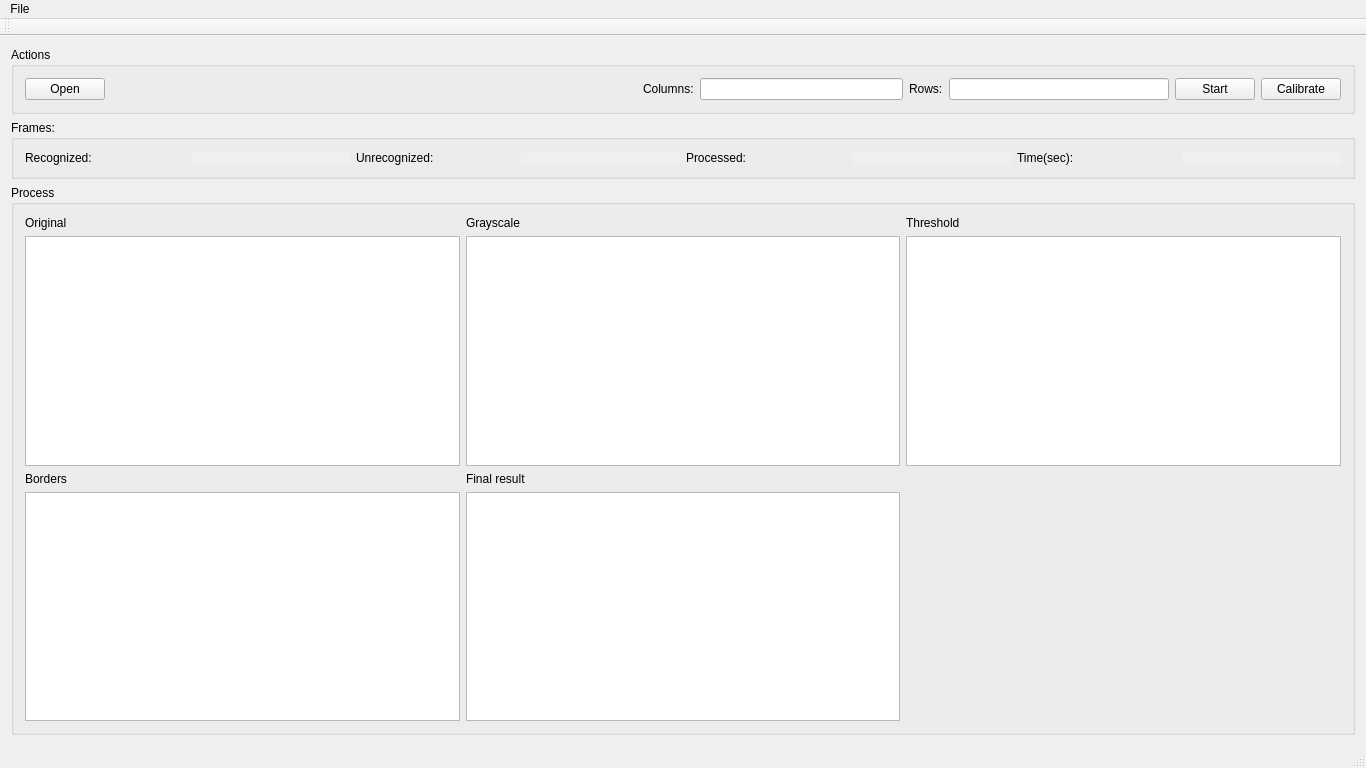
This is CalibracionQt/mainwindow.ui in joshjo/computer-vision as Qt 5 draws it before an edit. The edited form follows.
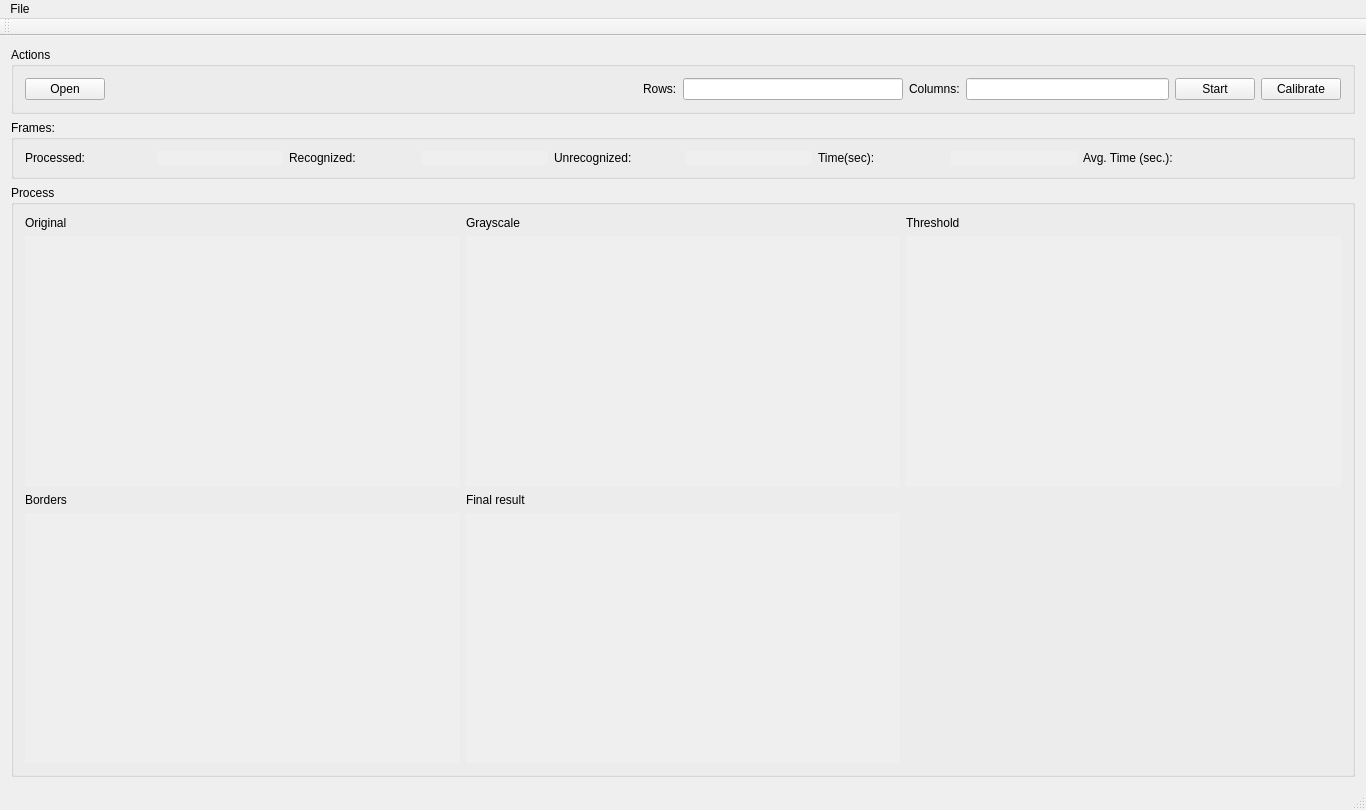
This is the edited form.

Commit message: Change Graphics to QLabel to show images

The edit to the form file:
```diff
--- a/CalibracionQt/mainwindow.ui
+++ b/CalibracionQt/mainwindow.ui
@@ -7,7 +7,7 @@
     <x>0</x>
     <y>0</y>
     <width>1366</width>
-    <height>768</height>
+    <height>810</height>
    </rect>
   </property>
   <property name="windowTitle">
@@ -17,6 +17,12 @@
    <layout class="QVBoxLayout" name="verticalLayout_9">
     <item>
      <widget class="QGroupBox" name="groupBox_2">
+      <property name="sizePolicy">
+       <sizepolicy hsizetype="Preferred" vsizetype="Fixed">
+        <horstretch>0</horstretch>
+        <verstretch>0</verstretch>
+       </sizepolicy>
+      </property>
       <property name="title">
        <string>Actions</string>
       </property>
@@ -58,20 +64,6 @@
           <layout class="QHBoxLayout" name="horizontalLayout_14">
            <item>
             <layout class="QHBoxLayout" name="horizontalLayout_8">
-             <item>
-              <layout class="QFormLayout" name="formLayout">
-               <item row="0" column="0">
-                <widget class="QLabel" name="label_14">
-                 <property name="text">
-                  <string>Columns:</string>
-                 </property>
-                </widget>
-               </item>
-               <item row="0" column="1">
-                <widget class="QLineEdit" name="txtColumnas"/>
-               </item>
-              </layout>
-             </item>
              <item>
               <layout class="QFormLayout" name="formLayout_2">
                <item row="0" column="0">
@@ -86,6 +78,20 @@
                </item>
               </layout>
              </item>
+             <item>
+              <layout class="QFormLayout" name="formLayout">
+               <item row="0" column="1">
+                <widget class="QLineEdit" name="txtColumnas"/>
+               </item>
+               <item row="0" column="0">
+                <widget class="QLabel" name="label_14">
+                 <property name="text">
+                  <string>Columns:</string>
+                 </property>
+                </widget>
+               </item>
+              </layout>
+             </item>
              <item>
               <layout class="QHBoxLayout" name="horizontalLayout_12">
                <item>
@@ -119,12 +125,39 @@
     </item>
     <item>
      <widget class="QGroupBox" name="groupBox">
+      <property name="sizePolicy">
+       <sizepolicy hsizetype="Preferred" vsizetype="Fixed">
+        <horstretch>0</horstretch>
+        <verstretch>0</verstretch>
+       </sizepolicy>
+      </property>
       <property name="title">
        <string>Frames:</string>
       </property>
       <layout class="QHBoxLayout" name="horizontalLayout_7">
        <item>
         <layout class="QHBoxLayout" name="horizontalLayout">
+         <item>
+          <layout class="QHBoxLayout" name="horizontalLayout_4">
+           <item>
+            <widget class="QLabel" name="label_11">
+             <property name="text">
+              <string>Processed:</string>
+             </property>
+            </widget>
+           </item>
+           <item>
+            <widget class="QLabel" name="lblNumTotal">
+             <property name="autoFillBackground">
+              <bool>true</bool>
+             </property>
+             <property name="text">
+              <string/>
+             </property>
+            </widget>
+           </item>
+          </layout>
+         </item>
          <item>
           <layout class="QHBoxLayout" name="horizontalLayout_6">
            <item>
@@ -167,27 +200,6 @@
            </item>
           </layout>
          </item>
-         <item>
-          <layout class="QHBoxLayout" name="horizontalLayout_4">
-           <item>
-            <widget class="QLabel" name="label_11">
-             <property name="text">
-              <string>Processed:</string>
-             </property>
-            </widget>
-           </item>
-           <item>
-            <widget class="QLabel" name="lblNumTotal">
-             <property name="autoFillBackground">
-              <bool>true</bool>
-             </property>
-             <property name="text">
-              <string/>
-             </property>
-            </widget>
-           </item>
-          </layout>
-         </item>
          <item>
           <layout class="QHBoxLayout" name="horizontalLayout_5">
            <item>
@@ -209,6 +221,24 @@
            </item>
           </layout>
          </item>
+         <item>
+          <layout class="QHBoxLayout" name="horizontalLayout_2">
+           <item>
+            <widget class="QLabel" name="label_5">
+             <property name="text">
+              <string>Avg. Time (sec.): </string>
+             </property>
+            </widget>
+           </item>
+           <item>
+            <widget class="QLabel" name="lblAvgTime">
+             <property name="text">
+              <string/>
+             </property>
+            </widget>
+           </item>
+          </layout>
+         </item>
         </layout>
        </item>
       </layout>
@@ -222,45 +252,30 @@
       <layout class="QHBoxLayout" name="horizontalLayout_13">
        <item>
         <layout class="QGridLayout" name="gridLayout_2">
-         <item row="0" column="0">
-          <layout class="QVBoxLayout" name="verticalLayout_4">
-           <item>
-            <widget class="QLabel" name="label">
-             <property name="text">
-              <string>Original</string>
-             </property>
-            </widget>
-           </item>
-           <item>
-            <widget class="QGraphicsView" name="gvOriginal"/>
-           </item>
-          </layout>
-         </item>
-         <item row="0" column="2">
-          <layout class="QVBoxLayout" name="verticalLayout_6">
-           <item>
-            <widget class="QLabel" name="label_3">
-             <property name="text">
-              <string>Threshold</string>
-             </property>
-            </widget>
-           </item>
-           <item>
-            <widget class="QGraphicsView" name="gvUmbral"/>
-           </item>
-          </layout>
-         </item>
          <item row="0" column="1">
           <layout class="QVBoxLayout" name="verticalLayout_5">
            <item>
             <widget class="QLabel" name="label_2">
+             <property name="sizePolicy">
+              <sizepolicy hsizetype="Fixed" vsizetype="Fixed">
+               <horstretch>0</horstretch>
+               <verstretch>0</verstretch>
+              </sizepolicy>
+             </property>
              <property name="text">
               <string>Grayscale</string>
              </property>
             </widget>
            </item>
            <item>
-            <widget class="QGraphicsView" name="gvGrayScale"/>
+            <widget class="QLabel" name="lblGrayScale">
+             <property name="autoFillBackground">
+              <bool>true</bool>
+             </property>
+             <property name="text">
+              <string/>
+             </property>
+            </widget>
            </item>
           </layout>
          </item>
@@ -268,13 +283,26 @@
           <layout class="QVBoxLayout" name="verticalLayout_7">
            <item>
             <widget class="QLabel" name="label_4">
+             <property name="sizePolicy">
+              <sizepolicy hsizetype="Fixed" vsizetype="Fixed">
+               <horstretch>0</horstretch>
+               <verstretch>0</verstretch>
+              </sizepolicy>
+             </property>
              <property name="text">
               <string>Borders</string>
              </property>
             </widget>
            </item>
            <item>
-            <widget class="QGraphicsView" name="gvEdge"/>
+            <widget class="QLabel" name="lblContour">
+             <property name="autoFillBackground">
+              <bool>true</bool>
+             </property>
+             <property name="text">
+              <string/>
+             </property>
+            </widget>
            </item>
           </layout>
          </item>
@@ -282,13 +310,92 @@
           <layout class="QVBoxLayout" name="verticalLayout_8">
            <item>
             <widget class="QLabel" name="label_6">
+             <property name="sizePolicy">
+              <sizepolicy hsizetype="Preferred" vsizetype="Fixed">
+               <horstretch>0</horstretch>
+               <verstretch>0</verstretch>
+              </sizepolicy>
+             </property>
              <property name="text">
               <string>Final result</string>
              </property>
             </widget>
            </item>
            <item>
-            <widget class="QGraphicsView" name="gvResultado"/>
+            <widget class="QLabel" name="lblFinal">
+             <property name="autoFillBackground">
+              <bool>true</bool>
+             </property>
+             <property name="text">
+              <string/>
+             </property>
+            </widget>
+           </item>
+          </layout>
+         </item>
+         <item row="0" column="2">
+          <layout class="QVBoxLayout" name="verticalLayout_6">
+           <item>
+            <widget class="QLabel" name="label_3">
+             <property name="sizePolicy">
+              <sizepolicy hsizetype="Fixed" vsizetype="Fixed">
+               <horstretch>0</horstretch>
+               <verstretch>0</verstretch>
+              </sizepolicy>
+             </property>
+             <property name="text">
+              <string>Threshold</string>
+             </property>
+            </widget>
+           </item>
+           <item>
+            <widget class="QLabel" name="lblThreshold">
+             <property name="sizePolicy">
+              <sizepolicy hsizetype="Preferred" vsizetype="Preferred">
+               <horstretch>0</horstretch>
+               <verstretch>0</verstretch>
+              </sizepolicy>
+             </property>
+             <property name="autoFillBackground">
+              <bool>true</bool>
+             </property>
+             <property name="text">
+              <string/>
+             </property>
+            </widget>
+           </item>
+          </layout>
+         </item>
+         <item row="0" column="0">
+          <layout class="QVBoxLayout" name="verticalLayout_4">
+           <item>
+            <widget class="QLabel" name="label">
+             <property name="sizePolicy">
+              <sizepolicy hsizetype="Fixed" vsizetype="Fixed">
+               <horstretch>0</horstretch>
+               <verstretch>0</verstretch>
+              </sizepolicy>
+             </property>
+             <property name="text">
+              <string>Original</string>
+             </property>
+            </widget>
+           </item>
+           <item>
+            <widget class="QLabel" name="lblOriginal">
+             <property name="sizePolicy">
+              <sizepolicy hsizetype="Minimum" vsizetype="Minimum">
+               <horstretch>45</horstretch>
+               <verstretch>0</verstretch>
+              </sizepolicy>
+             </property>
+             <property name="autoFillBackground">
+              <bool>true</bool>
+             </property>
+             <property name="text">
+              <string/>
+             </property>
+            </widget>
            </item>
           </layout>
          </item>
```
Left out of the diff: 2 changed lines with no effect on the pictures. The commit also changes 5 other files.
